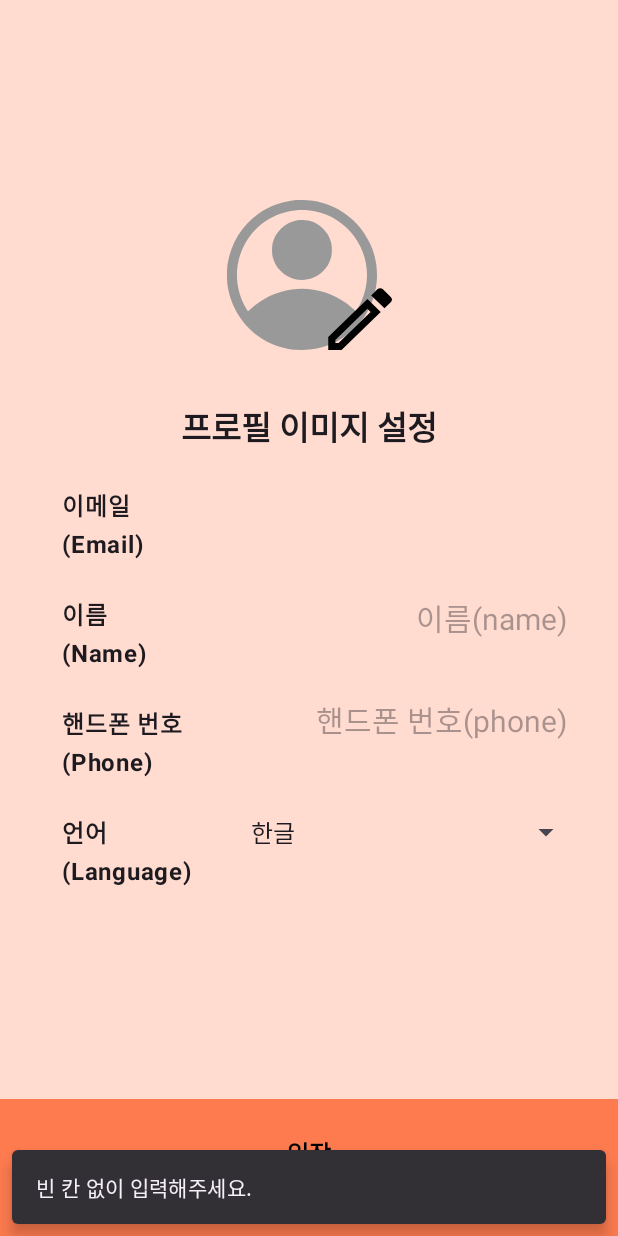
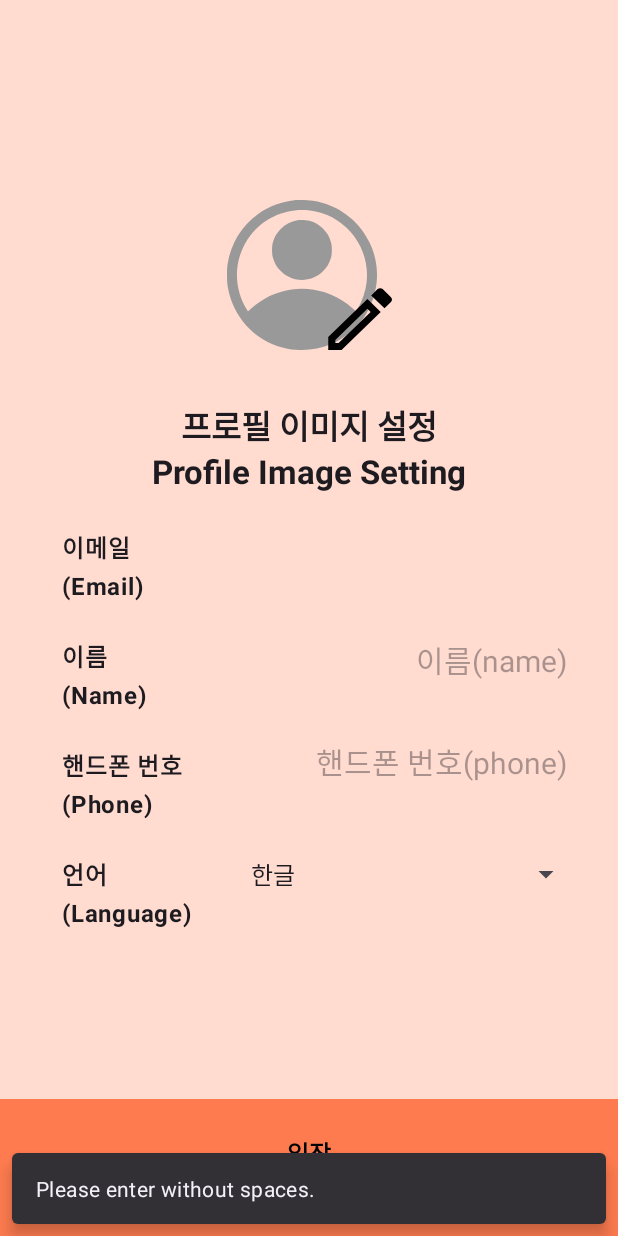
Before and after one commit to SaangMin/android-publictalk, an Android app: the SettingInfoFragment screen opened through its navigation route, after a tap on an icon or button, on a phone screen of 412 x 824 dp. Run offline under Robolectric (Android 15) with nearby library versions, the phone set to English and light mode, and no system bars; our stand-ins replace Firebase (no records; nobody signed in at launch, a user with empty details on screens opened directly), data binding; pictures from the network do not load; 3 statements that could not run were skipped.

Commit message:
프로젝트 언어 설정 기능 구현(이 후 수정 예정)

```diff
--- a/app/src/main/java/com/skysmyoo/publictalk/PublicTalkApplication.kt
+++ b/app/src/main/java/com/skysmyoo/publictalk/PublicTalkApplication.kt
@@ -28,6 +28,6 @@ class PublicTalkApplication : Application() {
     }
 
     companion object {
-        const val CHANNEL_ID = "public talk notification channel"
+        private const val CHANNEL_ID = "public talk notification channel"
     }
 }
--- a/app/src/main/java/com/skysmyoo/publictalk/ui/MainActivity.kt
+++ b/app/src/main/java/com/skysmyoo/publictalk/ui/MainActivity.kt
@@ -1,8 +1,11 @@
 package com.skysmyoo.publictalk.ui
 
+import android.content.Context
 import android.os.Bundle
 import androidx.appcompat.app.AppCompatActivity
 import com.skysmyoo.publictalk.databinding.ActivityMainBinding
+import com.skysmyoo.publictalk.utils.LanguageContextWrapper
+import com.skysmyoo.publictalk.utils.LanguageSharedPreferences
 
 class MainActivity : AppCompatActivity() {
 
@@ -15,4 +18,10 @@ class MainActivity : AppCompatActivity() {
 
         binding.lifecycleOwner = this
     }
+
+    override fun attachBaseContext(newBase: Context) {
+        val locale = LanguageSharedPreferences.getLocale(newBase)
+        val context = LanguageContextWrapper.wrap(newBase, locale)
+        super.attachBaseContext(context)
+    }
 }
--- a/app/src/main/java/com/skysmyoo/publictalk/ui/login/UserViewModel.kt
+++ b/app/src/main/java/com/skysmyoo/publictalk/ui/login/UserViewModel.kt
@@ -69,7 +69,6 @@ class UserViewModel(
                                 repository.putUser(idToken, user).run {
                                     if (this.isSuccessful) {
                                         _isLoading.value = false
-                                        Log.d(TAG, "$user")
                                     } else {
                                         Log.e(TAG, "put user error!: ${errorBody()}")
                                     }
--- /dev/null
+++ b/app/src/main/java/com/skysmyoo/publictalk/utils/LanguageContextWrapper.kt
@@ -0,0 +1,34 @@
+package com.skysmyoo.publictalk.utils
+
+import android.content.Context
+import android.content.ContextWrapper
+import android.os.Build
+import java.util.Locale
+
+class LanguageContextWrapper(base: Context) : ContextWrapper(base) {
+    companion object {
+        fun wrap(context: Context, language: String): ContextWrapper {
+            var context = context
+            val config = context.resources.configuration
+            val sysLocale = if (Build.VERSION.SDK_INT >= Build.VERSION_CODES.N) {
+                config.locales.get(0)
+            } else {
+                config.locale
+            }
+
+            if (language.isNotEmpty() && !sysLocale.language.equals(language)) {
+                val locale = Locale(language)
+                Locale.setDefault(locale)
+
+                if (Build.VERSION.SDK_INT >= Build.VERSION_CODES.N) {
+                    config.setLocale(locale)
+                } else {
+                    config.locale = locale
+                }
+                context = context.createConfigurationContext(config)
+            }
+
+            return LanguageContextWrapper(context)
+        }
+    }
+}
--- /dev/null
+++ b/app/src/main/java/com/skysmyoo/publictalk/utils/LanguageSharedPreferences.kt
@@ -0,0 +1,20 @@
+package com.skysmyoo.publictalk.utils
+
+import android.content.Context
+
+object LanguageSharedPreferences {
+    private const val LANGUAGE_PREFERENCES = "language_preferences"
+    private const val LANGUAGE_KEY = "language_key"
+
+    fun setLocale(context: Context, locale: String) {
+        val editor = context.getSharedPreferences(LANGUAGE_PREFERENCES, Context.MODE_PRIVATE).edit()
+        editor.putString(LANGUAGE_KEY, locale)
+        editor.apply()
+    }
+
+    fun getLocale(context: Context): String {
+        val sharedPreferences =
+            context.getSharedPreferences(LANGUAGE_PREFERENCES, Context.MODE_PRIVATE)
+        return sharedPreferences.getString(LANGUAGE_KEY, "default") ?: "default"
+    }
+}
--- a/app/src/main/res/layout/fragment_setting_info.xml
+++ b/app/src/main/res/layout/fragment_setting_info.xml
@@ -47,6 +47,7 @@
             android:layout_height="wrap_content"
             android:layout_margin="@dimen/margin_setting_info"
             android:text="@string/setting_profile_image_label"
+            android:textAlignment="center"
             android:textStyle="bold"
             app:layout_constraintEnd_toEndOf="parent"
             app:layout_constraintStart_toStartOf="parent"
--- a/app/src/main/res/values/strings.xml
+++ b/app/src/main/res/values/strings.xml
@@ -1,12 +1,12 @@
 <resources>
     <string name="app_name">PublicTalk</string>
-    <string name="navigation_login_label">로그인 화면</string>
-    <string name="logo_icon_description">로고 이미지</string>
-    <string name="loading_text">잠시만 기다려주세요.</string>
-    <string name="login_success_msg">로그인 되었습니다.</string>
-    <string name="login_error_msg_retry">알 수 없는 원인으로 로그인 실패하였습니다. 다시 시도해주세요.</string>
-    <string name="edit_profile_image">이미지 설정</string>
-    <string name="setting_profile_image_label">프로필 이미지 설정</string>
+    <string name="navigation_login_label">login screen</string>
+    <string name="logo_icon_description">logo image</string>
+    <string name="loading_text">Loading...</string>
+    <string name="login_success_msg">login success!</string>
+    <string name="login_error_msg_retry">login error! Please retry!</string>
+    <string name="edit_profile_image">image setting</string>
+    <string name="setting_profile_image_label">프로필 이미지 설정\nProfile Image Setting</string>
     <string name="email_label">이메일\n(Email)</string>
     <string name="email_sample">abcde@gmail.com</string>
     <string name="name_label">이름\n(Name)</string>
@@ -15,9 +15,9 @@
     <string name="phone_number_label">핸드폰 번호\n(Phone)</string>
     <string name="input_phone_number">핸드폰 번호(phone)</string>
     <string name="entrance">입장\n(Entrance)</string>
-    <string name="navigation_setting_info_label">정보 입력 화면</string>
-    <string name="nothing_select_language_msg">언어를 선택해주세요.</string>
-    <string name="not_required_error_msg">빈 칸 없이 입력해주세요.</string>
+    <string name="navigation_setting_info_label">setting information screen</string>
+    <string name="nothing_select_language_msg">Please select language.</string>
+    <string name="not_required_error_msg">Please enter without spaces.</string>
     <string name="channel_name">public talk notification channel</string>
     <string name="channel_description">퍼블릭 톡 알림 채널</string>
     <string name="default_notification_channel_id">public talk notification channel</string>
```
Also changed, not shown: app/src/main/java/com/skysmyoo/publictalk/ui/login/SettingInfoFragment.kt (+16 -0 lines), 1 other file.
